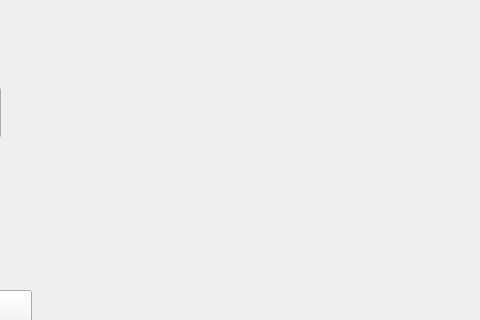
Qt form mydbwidget.ui (axinger/QTDemo) before a commit; both pictures show x 319 to 799 and y 0 to 320 of the 799 by 600 pixel window.
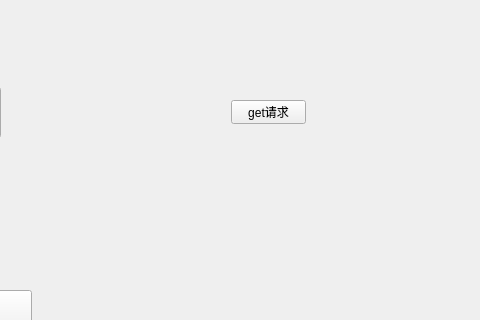
The same form after that commit.

Diff of the .ui file:
```diff
--- a/mydbwidget.ui
+++ b/mydbwidget.ui
@@ -78,6 +78,19 @@
     <string>PushButton</string>
    </property>
   </widget>
+  <widget class="QPushButton" name="testGet">
+   <property name="geometry">
+    <rect>
+     <x>550</x>
+     <y>100</y>
+     <width>75</width>
+     <height>24</height>
+    </rect>
+   </property>
+   <property name="text">
+    <string>get请求</string>
+   </property>
+  </widget>
  </widget>
  <resources/>
  <connections/>
```
